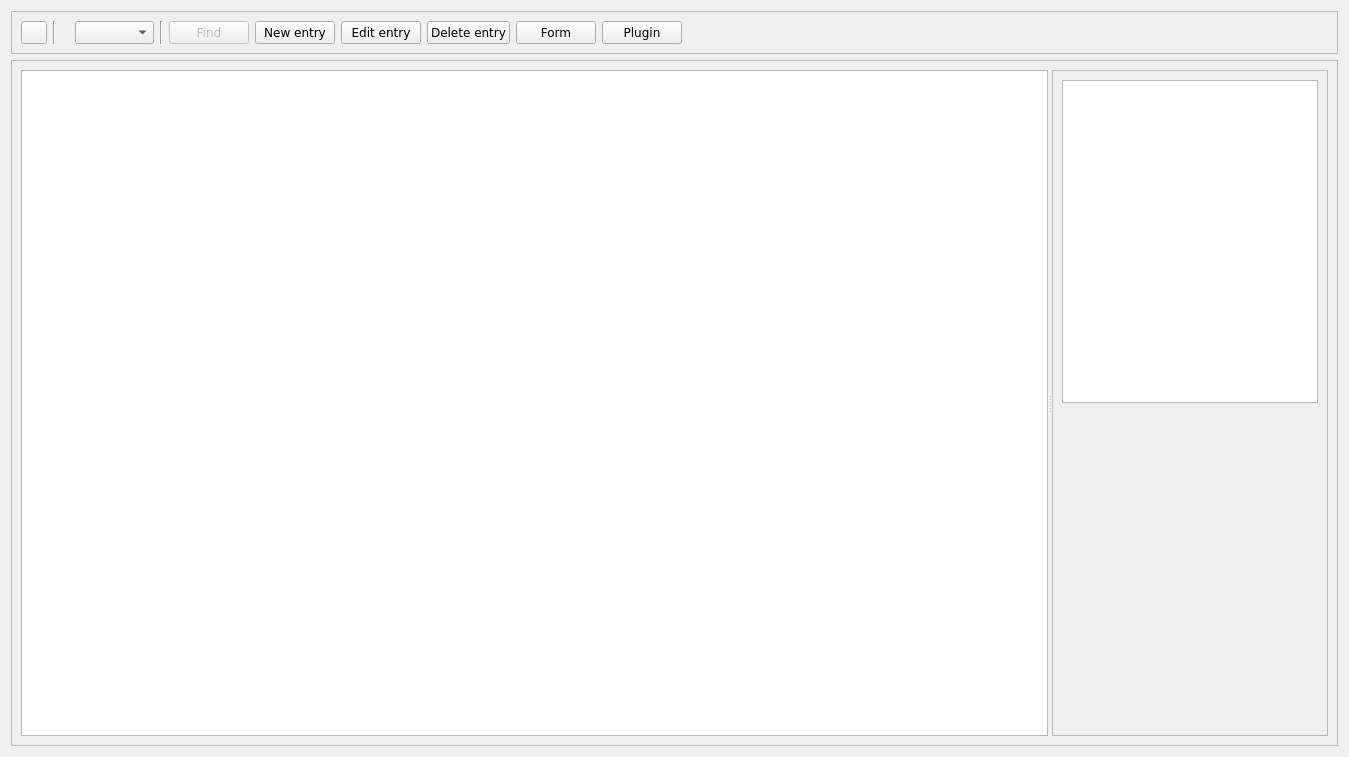
Old version of the form resources/data_sheet.ui in the repository lesca-research/piccel.
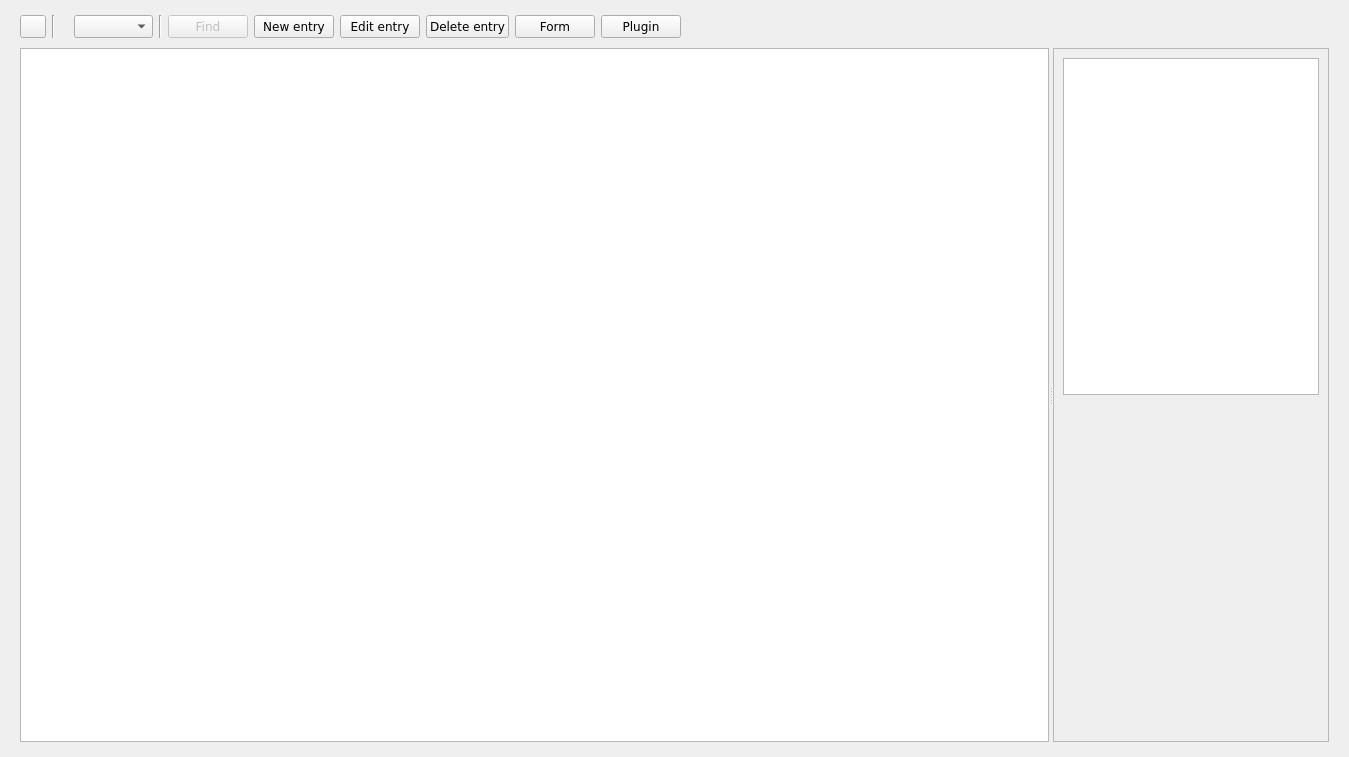
New version of the form. Custom widgets are drawn as their Qt base class.

Commit message: Constrain sheet label to be a python identifier. WIP sheet creation. WIP form editor refactoring

```diff
--- a/resources/data_sheet.ui
+++ b/resources/data_sheet.ui
@@ -23,12 +23,18 @@
       </sizepolicy>
      </property>
      <property name="frameShape">
-      <enum>QFrame::StyledPanel</enum>
+      <enum>QFrame::NoFrame</enum>
      </property>
      <property name="frameShadow">
       <enum>QFrame::Raised</enum>
      </property>
      <layout class="QHBoxLayout" name="horizontalLayout">
+      <property name="topMargin">
+       <number>4</number>
+      </property>
+      <property name="bottomMargin">
+       <number>2</number>
+      </property>
       <item>
        <widget class="QPushButton" name="button_close">
         <property name="sizePolicy">
@@ -181,12 +187,18 @@
       <string notr="true">font-family: Verdana;</string>
      </property>
      <property name="frameShape">
-      <enum>QFrame::StyledPanel</enum>
+      <enum>QFrame::NoFrame</enum>
      </property>
      <property name="frameShadow">
       <enum>QFrame::Raised</enum>
      </property>
      <layout class="QHBoxLayout" name="horizontalLayout_2">
+      <property name="topMargin">
+       <number>2</number>
+      </property>
+      <property name="bottomMargin">
+       <number>4</number>
+      </property>
       <item>
        <widget class="QSplitter" name="splitter">
         <property name="orientation">
```
The commit also changes 6 other files.
